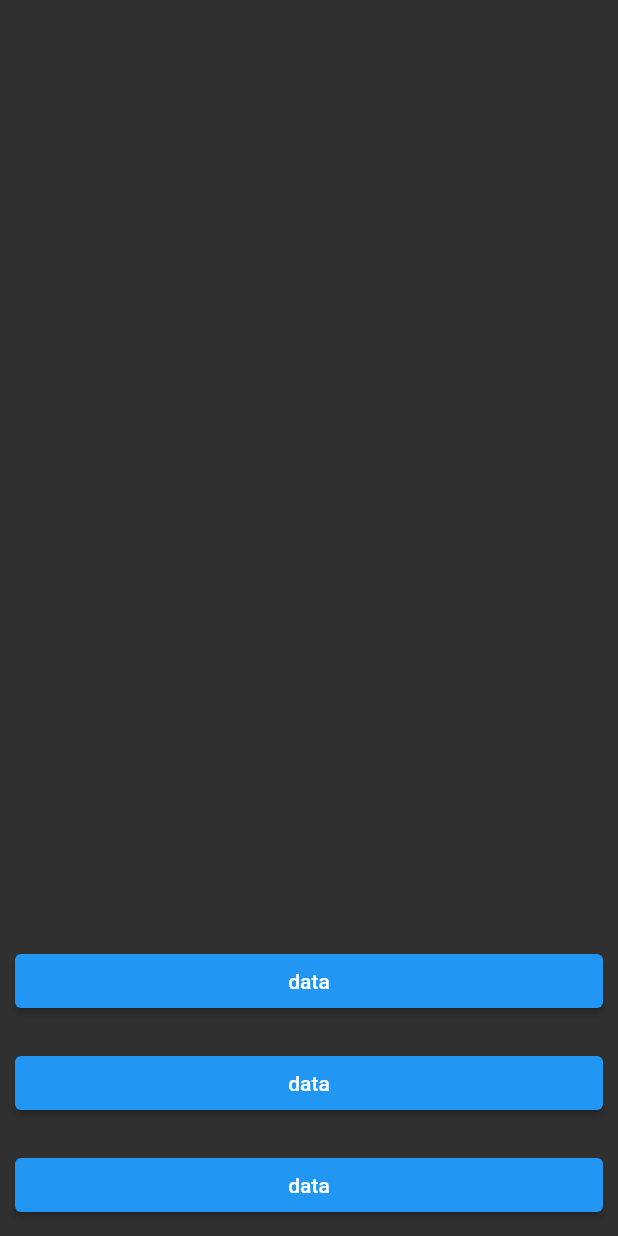
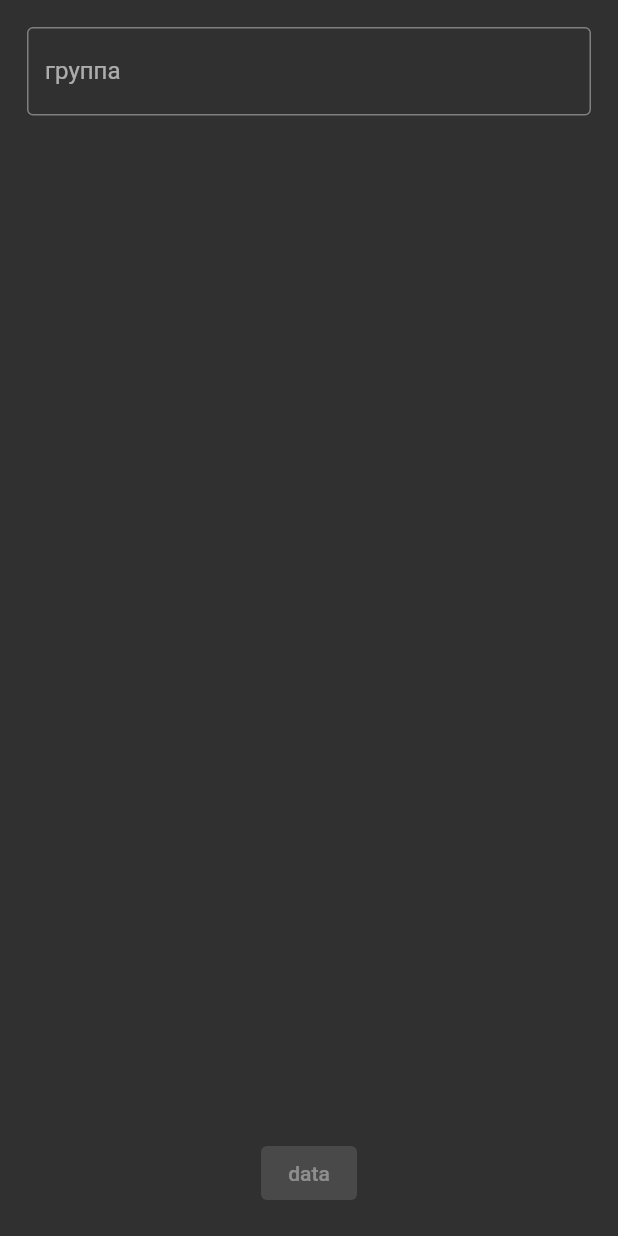
Before and after one commit to evgesha1247/requestAndsave, a Flutter app: the screen it shows after launch, on a phone screen of 412 x 824 dp. Run offline on Flutter 3.47's test engine with Material 2 defaults, Android fonts, the light colour scheme and no system bars; our stand-ins replace hive, shared_preferences; accounts and stored records are empty.

Commit message:
добавил страницу при запуске для указания группы и  проверку при запуске на уже существующее имя

```diff
--- a/lib/navigations.dart/navigatin_widget.dart
+++ b/lib/navigations.dart/navigatin_widget.dart
@@ -2,14 +2,17 @@ import 'package:flutter/material.dart';
 import 'package:flutter_hive_json/pages/page_factory/page_factory.dart';
 
 abstract class MainNavigationRouteName {
-  static const main = '/';
+  static const example = 'example';
+  static const auht = 'auht';
+  static const load = 'load';
 }
 
 class MainNavigation {
-  final initialRoute = MainNavigationRouteName.main;
+  final initialRoute = MainNavigationRouteName.load;
   Map<String, WidgetBuilder> get routes => <String, WidgetBuilder>{
-        MainNavigationRouteName.main: (context) =>
-            PageFactory().mExampleWidget(),
+        MainNavigationRouteName.auht: (_) => PageFactory().mAuhtWidget(),
+        MainNavigationRouteName.load: (_) => PageFactory().mLoadWidget(),
+        MainNavigationRouteName.example: (_) => PageFactory().mExampleWidget(),
       };
   Route<Object>? onGenerateRoute(RouteSettings settings) {
     switch (settings.name) {
--- /dev/null
+++ b/lib/pages/page_auth/auth.dart
@@ -0,0 +1,70 @@
+import 'package:flutter/material.dart';
+import 'package:flutter_hive_json/pages/page_auth/auth_model.dart';
+import 'package:provider/provider.dart';
+
+class AuhtWidget extends StatelessWidget {
+  const AuhtWidget({Key? key}) : super(key: key);
+  @override
+  Widget build(BuildContext context) {
+    return Scaffold(
+      body: Padding(
+        padding: const EdgeInsets.all(18.0),
+        child: Center(
+          child: Column(
+            mainAxisSize: MainAxisSize.min,
+            children: const [
+              _GroupNameWidget(),
+              _ErrorTittleWidget(),
+              _AuthButtonWidget(),
+            ],
+          ),
+        ),
+      ),
+    );
+  }
+}
+
+class _GroupNameWidget extends StatelessWidget {
+  const _GroupNameWidget({Key? key}) : super(key: key);
+  @override
+  Widget build(BuildContext context) {
+    final model = context.read<AuhtWidgetModel>();
+    return Expanded(
+      child: TextField(
+        controller: TextEditingController(),
+        decoration: const InputDecoration(
+          border: OutlineInputBorder(),
+          labelText: 'группа',
+        ),
+        onChanged: model.setNameGroup,
+      ),
+    );
+  }
+}
+
+class _AuthButtonWidget extends StatelessWidget {
+  const _AuthButtonWidget({Key? key}) : super(key: key);
+  @override
+  Widget build(BuildContext context) {
+    final model = context.read<AuhtWidgetModel>();
+    final buttonState =
+        context.select((AuhtWidgetModel value) => value.state.buttonState);
+    final onPres = buttonState == AuthWidgetModelButtonState.canSubmit
+        ? model.buttonOnPressed
+        : null;
+    final childWidget = buttonState == AuthWidgetModelButtonState.isAuthProcess
+        ? const CircularProgressIndicator()
+        : const Text('data');
+    return ElevatedButton(onPressed: onPres, child: childWidget);
+  }
+}
+
+class _ErrorTittleWidget extends StatelessWidget {
+  const _ErrorTittleWidget({Key? key}) : super(key: key);
+  @override
+  Widget build(BuildContext context) {
+    final errorTitle =
+        context.select((AuhtWidgetModel value) => value.state.error);
+    return Text(errorTitle);
+  }
+}
--- /dev/null
+++ b/lib/pages/page_auth/auth_model.dart
@@ -0,0 +1,50 @@
+import 'package:flutter/cupertino.dart';
+import 'package:flutter_hive_json/domain/services/session_services.dart';
+
+enum AuthWidgetModelButtonState { canSubmit, isAuthProcess, disable }
+
+class _AuthWidgetModelState {
+  String error = '';
+  String name = '';
+  bool isAuthInProcess = false;
+  AuthWidgetModelButtonState get buttonState {
+    if (isAuthInProcess) {
+      return AuthWidgetModelButtonState.isAuthProcess;
+    } else if (name.isNotEmpty) {
+      return AuthWidgetModelButtonState.canSubmit;
+    } else {
+      return AuthWidgetModelButtonState.disable;
+    }
+  }
+
+  _AuthWidgetModelState();
+}
+
+class AuhtWidgetModel extends ChangeNotifier {
+  final SessionServices _sessionServices = SessionServices();
+  final _state = _AuthWidgetModelState();
+  get state => _state;
+
+  void setNameGroup(String name) {
+    if (_state.name == name) return;
+    _state.name = name;
+    notifyListeners();
+  }
+
+  Future<void> buttonOnPressed() async {
+    try {
+      await _sessionServices.login(_state.name);
+      _state.error = '';
+      _state.isAuthInProcess = true;
+      notifyListeners();
+    } on SessionIncorectNameGroupError {
+      _state.error = 'не верна указанна группу';
+      _state.isAuthInProcess = false;
+      notifyListeners();
+    } catch (exeption) {
+      _state.error = 'случилась ошибка';
+      _state.isAuthInProcess = false;
+      notifyListeners();
+    }
+  }
+}
--- a/lib/pages/page_factory/page_factory.dart
+++ b/lib/pages/page_factory/page_factory.dart
@@ -1,11 +1,24 @@
 import 'package:flutter/material.dart';
+import 'package:flutter_hive_json/pages/page_auth/auth.dart';
+import 'package:flutter_hive_json/pages/page_auth/auth_model.dart';
+import 'package:flutter_hive_json/pages/page_load/load.dart';
+import 'package:flutter_hive_json/pages/page_load/load_model.dart';
+import 'package:flutter_hive_json/widget/example/example.dart';
 import 'package:flutter_hive_json/widget/example/example_model.dart';
-import 'package:flutter_hive_json/widget/example/example_widget.dart';
 import 'package:provider/provider.dart';
 
 class PageFactory {
+  Widget mAuhtWidget() => ChangeNotifierProvider(
+        create: (_) => AuhtWidgetModel(),
+        child: const AuhtWidget(),
+      );
   Widget mExampleWidget() => ChangeNotifierProvider(
-        create: (context) => ExampleWidgetModel(),
+        create: (_) => ExampleWidgetModel(),
         child: const ExampleWidget(),
       );
+  Widget mLoadWidget() => Provider(
+        create: (context) => LoadWidgetModel(context),
+        lazy: false,
+        child: const LoadWidget(),
+      );
 }
--- a/lib/widget/example/example_widget.dart
+++ /dev/null
@@ -1,101 +0,0 @@
-import 'package:flutter/material.dart';
-import 'package:provider/provider.dart';
-import 'package:flutter_hive_json/widget/example/example_model.dart';
-
-class ExampleWidget extends StatelessWidget {
-  const ExampleWidget({Key? key}) : super(key: key);
-  @override
-  Widget build(BuildContext context) {
-    return Scaffold(
-      body: Column(
-        children: const [
-          Expanded(child: _ExampleListWidget()),
-          _ExampleButtonWidget(),
-          _ExampleButton2Widget(),
-          _ExampleButton3Widget(),
-        ],
-      ),
-    );
-  }
-}
-
-class _ExampleListWidget extends StatelessWidget {
-  const _ExampleListWidget({Key? key}) : super(key: key);
-  @override
-  Widget build(BuildContext context) {
-    final value = context.watch<ExampleWidgetModel>().staty;
-    return ListView.separated(
-      itemCount: value.posts.length,
-      itemBuilder: (BuildContext context, int index) {
-        return _ExampleRowWidget(
-          index: index,
-        );
-      },
-      separatorBuilder: (BuildContext context, int index) =>
-          const SizedBox(height: 10),
-    );
-  }
-}
-
-class _ExampleRowWidget extends StatelessWidget {
-  const _ExampleRowWidget({Key? key, required this.index}) : super(key: key);
-  final int index;
-  @override
-  Widget build(BuildContext context) {
-    final value = context.watch<ExampleWidgetModel>().staty;
-    return Center(child: Text(value.posts[index].email));
-  }
-}
-
-class _ExampleButtonWidget extends StatelessWidget {
-  const _ExampleButtonWidget({Key? key}) : super(key: key);
-  @override
-  Widget build(BuildContext context) {
-    return Padding(
-      padding: const EdgeInsets.all(10),
-      child: SizedBox(
-        width: double.infinity,
-        child: ElevatedButton(
-          onPressed: () => context
-              .read<ExampleWidgetModel>()
-              .saveNameGroup('qweqweqweqweqewqeq'),
-          child: const Text('data'),
-        ),
-      ),
-    );
-  }
-}
-
-class _ExampleButton2Widget extends StatelessWidget {
-  const _ExampleButton2Widget({Key? key}) : super(key: key);
-  @override
-  Widget build(BuildContext context) {
-    return Padding(
-      padding: const EdgeInsets.all(10),
-      child: SizedBox(
-        width: double.infinity,
-        child: ElevatedButton(
-          onPressed: () => context.read<ExampleWidgetModel>().removeNameGroup(),
-          child: const Text('data'),
-        ),
-      ),
-    );
-  }
-}
-
-class _ExampleButton3Widget extends StatelessWidget {
-  const _ExampleButton3Widget({Key? key}) : super(key: key);
-  @override
-  Widget build(BuildContext context) {
-    return Padding(
-      padding: const EdgeInsets.all(10),
-      child: SizedBox(
-        width: double.infinity,
-        child: ElevatedButton(
-          onPressed: () => context.read<ExampleWidgetModel>().getIsAuth(),
-          child: const Text('data'),
-        ),
-      ),
-    );
-  }
-}
```
Also changed, not shown: lib/domain/services/session_services.dart (+10 -1 lines), lib/pages/page_load/load.dart (added, +14 -0 lines), lib/pages/page_load/load_model.dart (added, +30 -0 lines), lib/widget/example/example.dart (added, +63 -0 lines), lib/widget/example/example_model.dart (+0 -16 lines).
